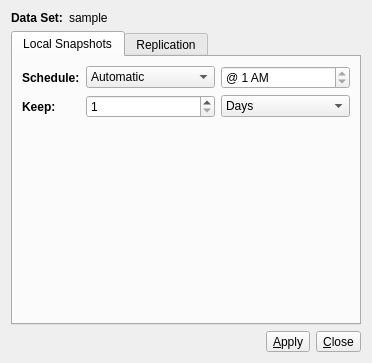
The window that src-qt5/life-preserver/lp-gui/LPConfig.ui (trueos/pcbsd) describes before a commit, drawn with Qt 5.
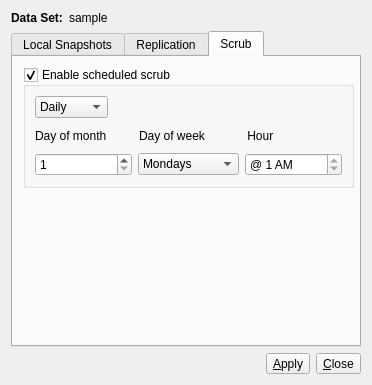
The same window after the commit. Icons and pictures are not drawn.

Commit message: * Added .ui files for scheduled scrub in life-preserver GUI

Diff of the .ui file:
```diff
--- a/src-qt5/life-preserver/lp-gui/LPConfig.ui
+++ b/src-qt5/life-preserver/lp-gui/LPConfig.ui
@@ -7,7 +7,7 @@
     <x>0</x>
     <y>0</y>
     <width>372</width>
-    <height>357</height>
+    <height>385</height>
    </rect>
   </property>
   <property name="windowTitle">
@@ -41,15 +41,21 @@
    <item>
     <widget class="QTabWidget" name="tabWidget">
      <property name="currentIndex">
-      <number>0</number>
+      <number>2</number>
      </property>
      <widget class="QWidget" name="tab_local">
       <attribute name="title">
        <string>Local Snapshots</string>
       </attribute>
       <layout class="QFormLayout" name="formLayout_2">
+       <property name="fieldGrowthPolicy">
+        <enum>QFormLayout::AllNonFixedFieldsGrow</enum>
+       </property>
        <item row="0" column="0">
         <widget class="QLabel" name="label_3">
+         <property name="enabled">
+          <bool>true</bool>
+         </property>
          <property name="font">
           <font>
            <weight>75</weight>
@@ -65,6 +71,9 @@
         <layout class="QHBoxLayout" name="horizontalLayout_2">
          <item>
           <widget class="QComboBox" name="combo_local_schedule">
+           <property name="currentIndex">
+            <number>0</number>
+           </property>
            <item>
             <property name="text">
              <string>Automatic</string>
@@ -416,6 +425,197 @@
        </item>
       </layout>
      </widget>
+     <widget class="QWidget" name="tab_scrub">
+      <attribute name="title">
+       <string>Scrub</string>
+      </attribute>
+      <widget class="QGroupBox" name="groupScrub">
+       <property name="enabled">
+        <bool>true</bool>
+       </property>
+       <property name="geometry">
+        <rect>
+         <x>10</x>
+         <y>10</y>
+         <width>331</width>
+         <height>121</height>
+        </rect>
+       </property>
+       <property name="sizePolicy">
+        <sizepolicy hsizetype="Fixed" vsizetype="Fixed">
+         <horstretch>0</horstretch>
+         <verstretch>0</verstretch>
+        </sizepolicy>
+       </property>
+       <property name="title">
+        <string>Enable scheduled scrub</string>
+       </property>
+       <property name="checkable">
+        <bool>true</bool>
+       </property>
+       <property name="checked">
+        <bool>true</bool>
+       </property>
+       <layout class="QVBoxLayout" name="verticalLayout_4">
+        <property name="sizeConstraint">
+         <enum>QLayout::SetDefaultConstraint</enum>
+        </property>
+        <item>
+         <layout class="QHBoxLayout" name="horizontalLayout_11">
+          <item>
+           <widget class="QComboBox" name="combo_scrub_schedule">
+            <property name="editable">
+             <bool>false</bool>
+            </property>
+            <property name="currentIndex">
+             <number>0</number>
+            </property>
+            <item>
+             <property name="text">
+              <string>Daily</string>
+             </property>
+            </item>
+            <item>
+             <property name="text">
+              <string>Weekly</string>
+             </property>
+            </item>
+            <item>
+             <property name="text">
+              <string>Monthly</string>
+             </property>
+            </item>
+           </widget>
+          </item>
+          <item>
+           <spacer name="horizontalSpacer_7">
+            <property name="orientation">
+             <enum>Qt::Horizontal</enum>
+            </property>
+            <property name="sizeHint" stdset="0">
+             <size>
+              <width>40</width>
+              <height>20</height>
+             </size>
+            </property>
+           </spacer>
+          </item>
+         </layout>
+        </item>
+        <item>
+         <layout class="QHBoxLayout" name="horizontalLayout_10">
+          <item>
+           <widget class="QLabel" name="label_2">
+            <property name="text">
+             <string>Day of month</string>
+            </property>
+           </widget>
+          </item>
+          <item>
+           <widget class="QLabel" name="label_4">
+            <property name="text">
+             <string>Day of week</string>
+            </property>
+           </widget>
+          </item>
+          <item>
+           <widget class="QLabel" name="label_6">
+            <property name="text">
+             <string> Hour</string>
+            </property>
+           </widget>
+          </item>
+         </layout>
+        </item>
+        <item>
+         <layout class="QHBoxLayout" name="horizontalLayout_12">
+          <item>
+           <widget class="QSpinBox" name="spin_scrub_day_month">
+            <property name="enabled">
+             <bool>true</bool>
+            </property>
+            <property name="minimum">
+             <number>1</number>
+            </property>
+            <property name="maximum">
+             <number>28</number>
+            </property>
+           </widget>
+          </item>
+          <item>
+           <widget class="QComboBox" name="combo_scrub_day_week">
+            <property name="enabled">
+             <bool>true</bool>
+            </property>
+            <property name="editable">
+             <bool>false</bool>
+            </property>
+            <item>
+             <property name="text">
+              <string>Mondays</string>
+             </property>
+            </item>
+            <item>
+             <property name="text">
+              <string>Tuesdays</string>
+             </property>
+            </item>
+            <item>
+             <property name="text">
+              <string>Wednesdays</string>
+             </property>
+            </item>
+            <item>
+             <property name="text">
+              <string>Thursdays</string>
+             </property>
+            </item>
+            <item>
+             <property name="text">
+              <string>Fridays</string>
+             </property>
+            </item>
+            <item>
+             <property name="text">
+              <string>Saturdays</string>
+             </property>
+            </item>
+            <item>
+             <property name="text">
+              <string>Sundays</string>
+             </property>
+            </item>
+           </widget>
+          </item>
+          <item>
+           <widget class="QTimeEdit" name="time_scrub">
+            <property name="enabled">
+             <bool>true</bool>
+            </property>
+            <property name="maximumTime">
+             <time>
+              <hour>23</hour>
+              <minute>0</minute>
+              <second>0</second>
+             </time>
+            </property>
+            <property name="minimumTime">
+             <time>
+              <hour>1</hour>
+              <minute>0</minute>
+              <second>0</second>
+             </time>
+            </property>
+            <property name="displayFormat">
+             <string>@ h AP</string>
+            </property>
+           </widget>
+          </item>
+         </layout>
+        </item>
+       </layout>
+      </widget>
+     </widget>
     </widget>
    </item>
    <item>
```
Left out of the diff: 29 changed lines with no effect on the pictures. The commit also changes 1 other file.
